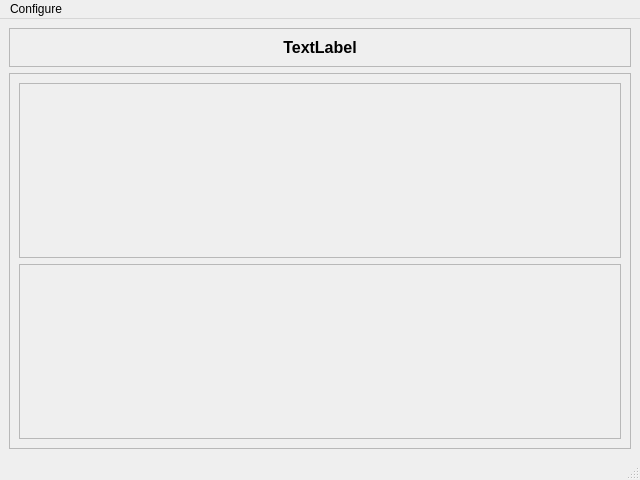
Old version of the form UI/main.ui in the repository 0x78f1935/PartyInstaller.
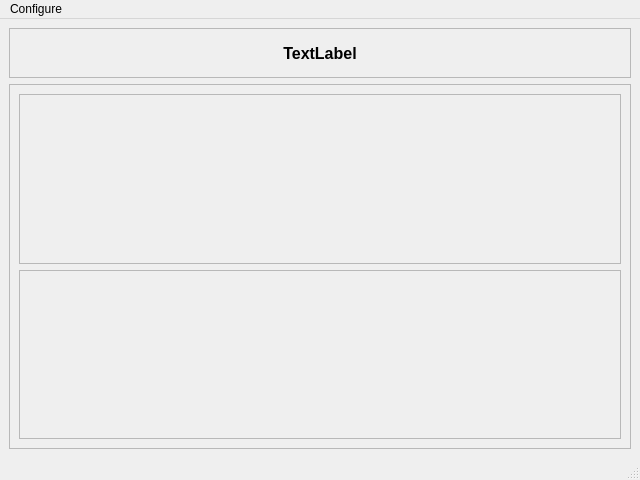
New version of the form.

Commit message: Fixed layout margins

The edit to the form file:
```diff
--- a/UI/main.ui
+++ b/UI/main.ui
@@ -26,7 +26,7 @@
       <property name="minimumSize">
        <size>
         <width>0</width>
-        <height>30</height>
+        <height>50</height>
        </size>
       </property>
       <property name="frameShape">
@@ -38,6 +38,12 @@
       <layout class="QGridLayout" name="gridLayout">
        <item row="0" column="0">
         <widget class="QLabel" name="Info">
+         <property name="minimumSize">
+          <size>
+           <width>0</width>
+           <height>24</height>
+          </size>
+         </property>
          <property name="font">
           <font>
            <pointsize>12</pointsize>
@@ -73,7 +79,7 @@
            <x>0</x>
            <y>0</y>
            <width>618</width>
-           <height>369</height>
+           <height>358</height>
           </rect>
          </property>
          <layout class="QVBoxLayout" name="verticalLayout_4">
```
The commit also changes 2 other files.
